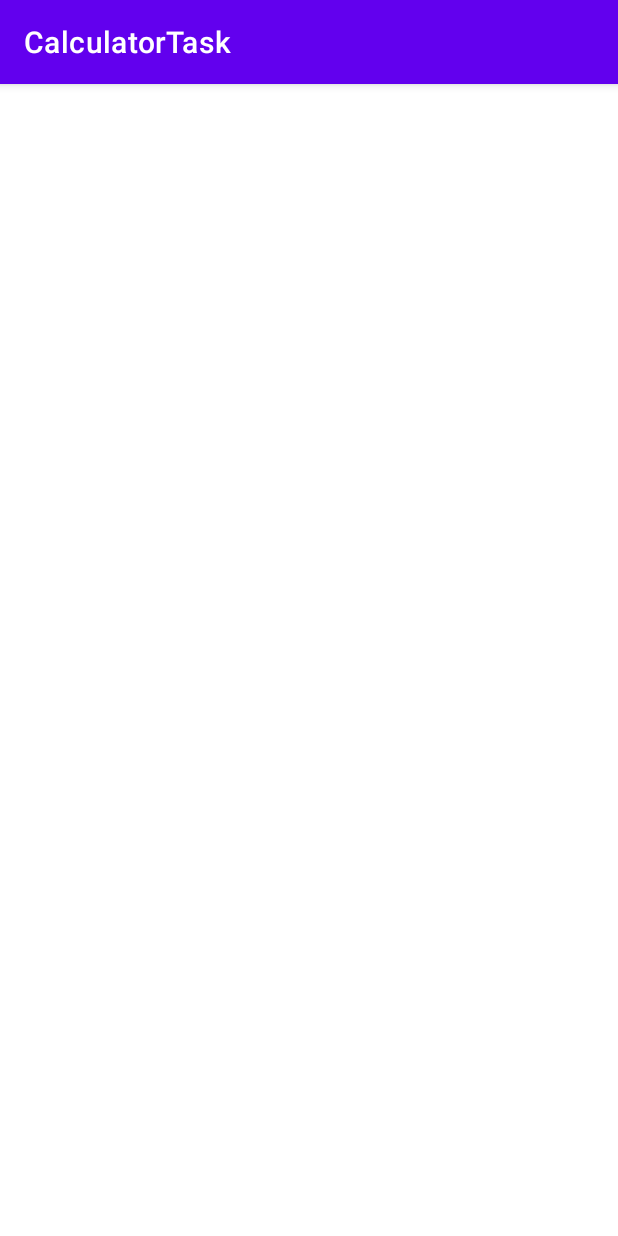
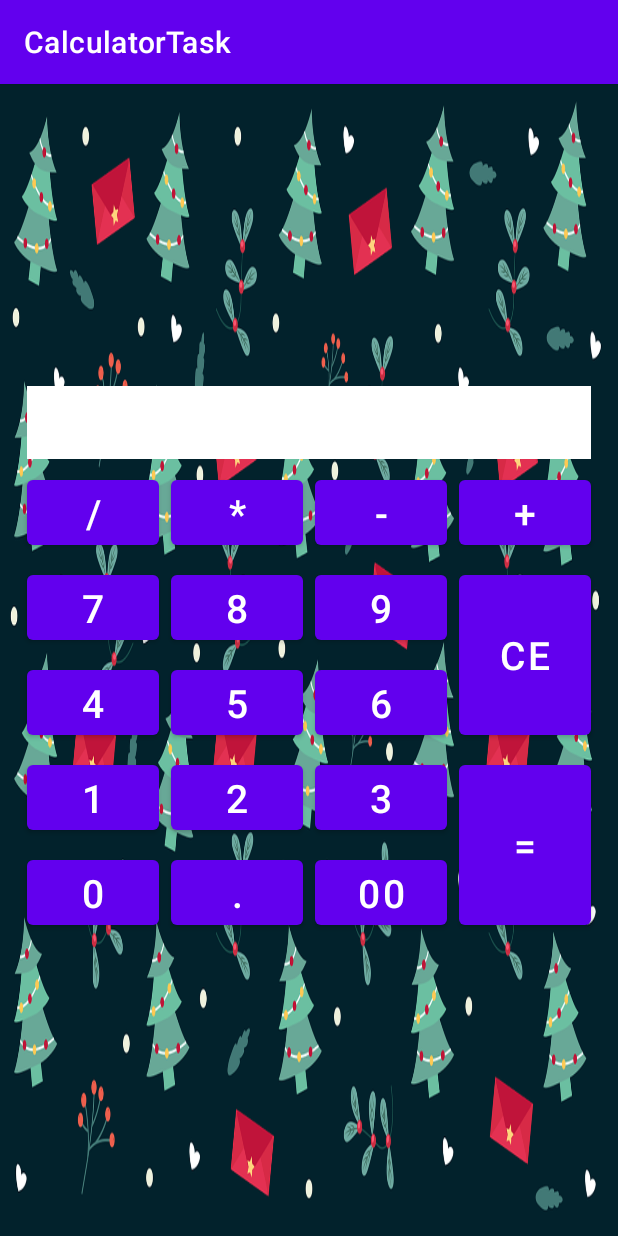
Before and after one commit to vitkas26/CalculatorTask, an Android app: the screen it shows after launch (MainActivity), on a phone screen of 412 x 824 dp. Run offline under Robolectric (Android 15) with nearby library versions, the phone set to English and light mode, and no system bars.

Commit message:
added Frame Layout added ImageView to create background image added GridLayout added Buttons for Calculator added strings naming buttons, android studio advised added layout_rowSpan = 2 and layout_gravity = fill for buttons clear and equal to make layout of buttons more pretty added padding to GridLayout trying to make it not oversize screen

```diff
--- a/app/src/main/res/layout/activity_main.xml
+++ b/app/src/main/res/layout/activity_main.xml
@@ -1,10 +1,109 @@
 <?xml version="1.0" encoding="utf-8"?>
 <FrameLayout xmlns:android="http://schemas.android.com/apk/res/android"
-    xmlns:app="http://schemas.android.com/apk/res-auto"
     xmlns:tools="http://schemas.android.com/tools"
     android:layout_width="match_parent"
     android:layout_height="match_parent"
     tools:context=".MainActivity">
 
+    <androidx.appcompat.widget.AppCompatImageView
+        android:layout_width="match_parent"
+        android:layout_height="wrap_content"
+        android:adjustViewBounds="true"
+        android:background="@drawable/christmas_bg" />
+
+    <GridLayout
+        android:layout_width="wrap_content"
+        android:layout_height="wrap_content"
+        android:padding="10dp"
+        android:layout_gravity="center"
+        android:columnCount="4"
+        android:rowCount="6"
+        android:useDefaultMargins="true">
+
+        <TextView
+            android:layout_columnSpan="4"
+            android:layout_gravity="fill_horizontal"
+            android:background="@color/white"
+            android:textColor="@color/white"
+            android:textSize="36sp">
+        </TextView>
+
+        <Button
+            android:text="@string/button_divide"
+            android:textSize="26sp" />
+
+        <Button
+            android:text="@string/button_multiply"
+            android:textSize="26sp" />
+
+        <Button
+            android:text="@string/button_minus"
+            android:textSize="26sp" />
+
+        <Button
+            android:text="@string/button_plus"
+            android:textSize="26sp" />
+
+        <Button
+            android:text="@string/button_7"
+            android:textSize="26sp" />
+
+        <Button
+            android:text="@string/button_8"
+            android:textSize="26sp" />
+
+        <Button
+            android:text="@string/button_9"
+            android:textSize="26sp" />
+
+        <Button
+            android:layout_rowSpan="2"
+            android:layout_gravity="fill"
+            android:text="@string/button_CE"
+            android:textSize="26sp" />
+
+        <Button
+            android:text="@string/button_4"
+            android:textSize="26sp" />
+
+        <Button
+            android:text="@string/button_5"
+            android:textSize="26sp" />
+
+        <Button
+            android:text="@string/button_6"
+            android:textSize="26sp" />
+
+        <Button
+            android:text="@string/button_1"
+            android:textSize="26sp" />
+
+        <Button
+            android:text="@string/button_2"
+            android:textSize="26sp" />
+
+        <Button
+            android:text="@string/button_3"
+            android:textSize="26sp" />
+
+        <Button
+            android:layout_rowSpan="2"
+            android:layout_gravity="fill_vertical"
+            android:text="@string/button_equal"
+            android:textSize="26sp" />
+
+        <Button
+            android:text="@string/button_0"
+            android:textSize="26sp" />
+
+        <Button
+            android:text="@string/button_dot"
+            android:textSize="26sp" />
+
+        <Button
+            android:text="@string/button_00"
+            android:textSize="26sp" />
+
+    </GridLayout>
 
 </FrameLayout>
--- a/app/src/main/res/values/strings.xml
+++ b/app/src/main/res/values/strings.xml
@@ -1,3 +1,21 @@
 <resources>
     <string name="app_name">CalculatorTask</string>
+    <string name="button_0">0</string>
+    <string name="button_1">1</string>
+    <string name="button_2">2</string>
+    <string name="button_3">3</string>
+    <string name="button_4">4</string>
+    <string name="button_5">5</string>
+    <string name="button_6">6</string>
+    <string name="button_7">7</string>
+    <string name="button_8">8</string>
+    <string name="button_9">9</string>
+    <string name="button_divide">/</string>
+    <string name="button_multiply">*</string>
+    <string name="button_minus">-</string>
+    <string name="button_plus">+</string>
+    <string name="button_CE">CE</string>
+    <string name="button_dot">.</string>
+    <string name="button_00">00</string>
+    <string name="button_equal">=</string>
 </resources>
```
